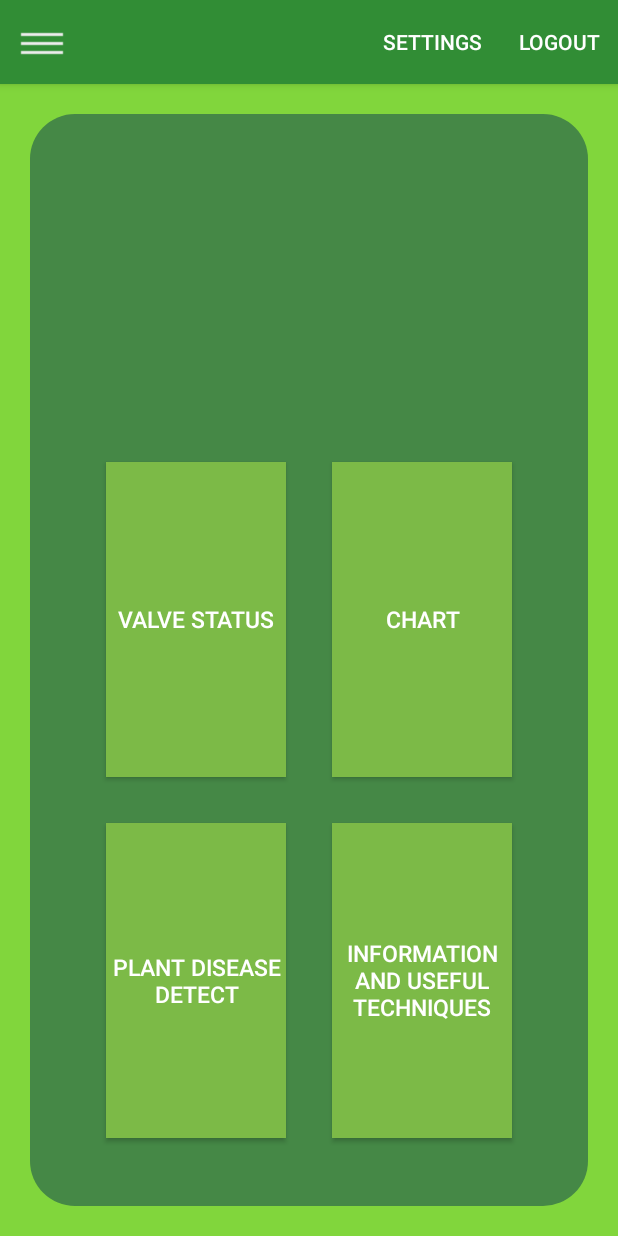
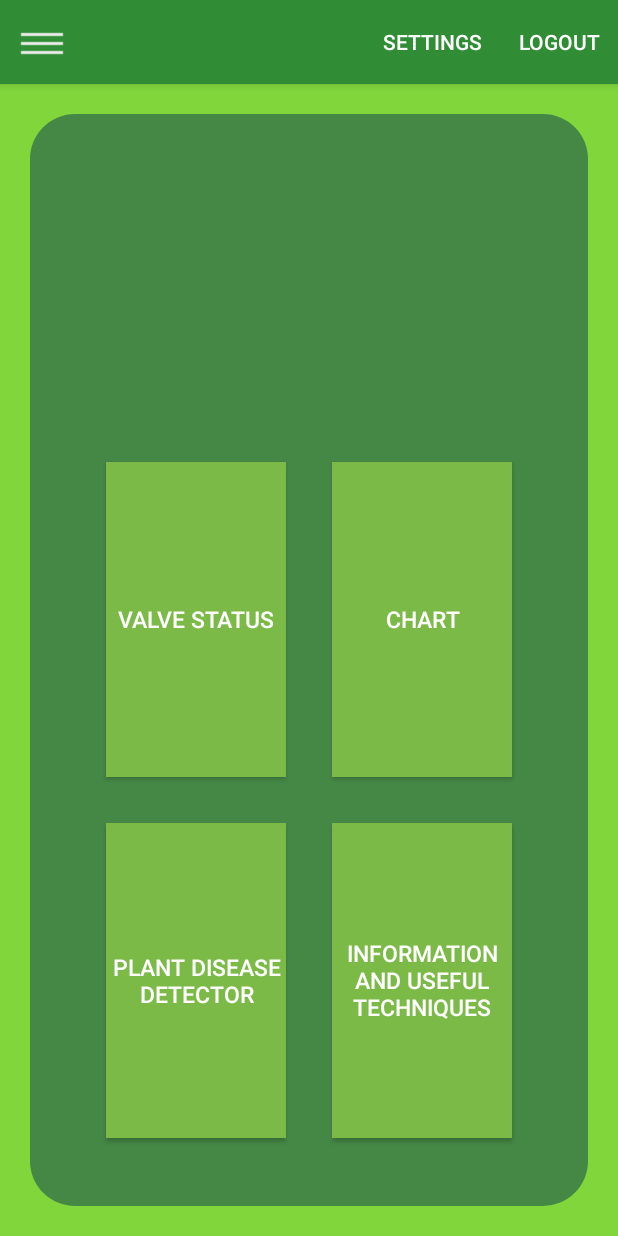
Before and after one commit to rajneeshkatkam/ProFarmingApp, an Android app: the screen it shows after launch once a user with an empty profile is signed in (mainActivityAfterSuccessfulLogin), on a phone screen of 412 x 824 dp. Run offline under Robolectric (Android 15) with nearby library versions, the light colour scheme and no system bars; our stand-ins replace Firebase (no records; nobody signed in at launch, a user with empty details on screens opened directly); libraries missing offline, so code that uses them is left out: com.github.mikephil.charting; plain views replace PieChart; 1 statement that could not run was skipped.

```diff
--- a/app/src/main/java/com/raj/profarmingapp/plantDisease.java
+++ b/app/src/main/java/com/raj/profarmingapp/plantDisease.java
@@ -46,7 +46,7 @@ public class plantDisease extends AppCompatActivity {
 
     }
 
-    void plantDisease(View v)
+    public void plantDisease(View v)
     {
         Intent intent=new Intent(Intent.ACTION_PICK);
         intent.setType("image/*");
--- a/app/src/main/res/layout/activity_main_activity_after_successful_login.xml
+++ b/app/src/main/res/layout/activity_main_activity_after_successful_login.xml
@@ -84,7 +84,7 @@
                 android:textSize="15sp"
                 android:background="@color/colorAccent"
                 android:onClick="plantDisease"
-                android:text="Plant Disease Detect" />
+                android:text="@string/plant_disease_detector" />
 
 
             <Button
--- a/app/src/main/res/layout/activity_plant_disease.xml
+++ b/app/src/main/res/layout/activity_plant_disease.xml
@@ -16,7 +16,7 @@
         android:layout_marginTop="20dp"
         android:background="@color/colorPrimary"
         android:onClick="plantDisease"
-        android:text="Plant Image Upload"
+        android:text="@string/plant_disease_upload"
         android:textSize="20sp" />
 
     <TextView
--- a/app/src/main/res/values/strings.xml
+++ b/app/src/main/res/values/strings.xml
@@ -7,7 +7,8 @@
 
     <string name="navigation_drawer_open">Open navigation drawer</string>
     <string name="navigation_drawer_close">Close navigation drawer</string>
-
+    <string name="plant_disease_detector">Plant Disease Detector</string>
+    <string name="plant_disease_upload">Plant disease Upload</string>
 
     <string name="action_settings">Settings</string>
     <string name="title_activity_chart">Chart</string>
```
Also changed, not shown: 1 other file.
